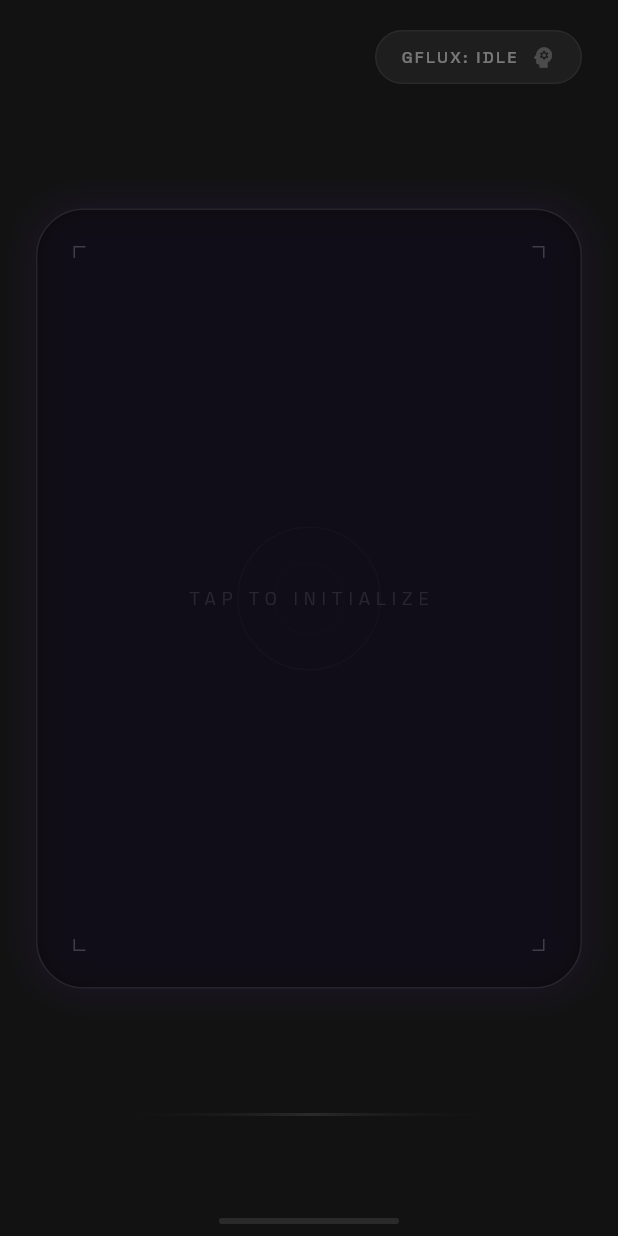
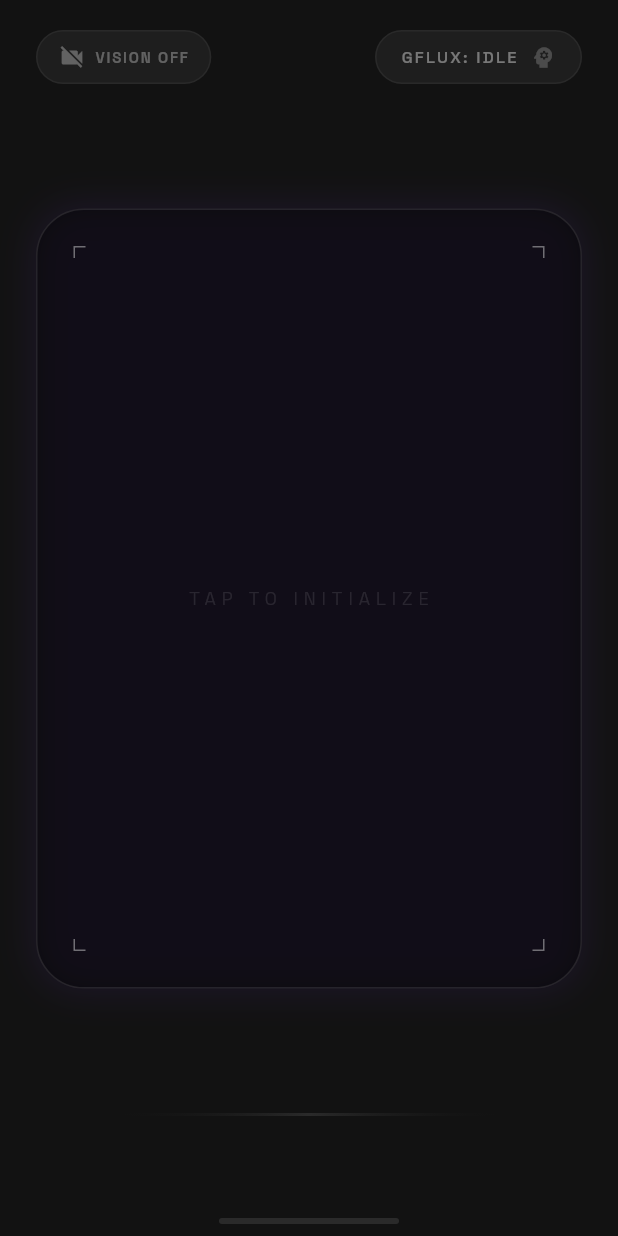
Before and after one commit to yanncarlier/GFlux, a Flutter app: the screen it shows after launch, on a phone screen of 412 x 824 dp. Run offline on Flutter 3.47's test engine with Material 3 defaults, Android fonts, the light colour scheme and no system bars; our stand-ins replace camera, firebase_core, flutter_dotenv, google_fonts, permission_handler; missing offline and left inert: flutter_sound, record; accounts and stored records are empty.

Commit message:
Implement real-time Vision Integration with 1fps camera streaming and UI preview

```diff
--- a/lib/views/home_view.dart
+++ b/lib/views/home_view.dart
@@ -1,3 +1,4 @@
+import 'package:camera/camera.dart';
 import 'package:flutter/material.dart';
 import 'package:provider/provider.dart';
 import '../controllers/gemini_live_controller.dart';
@@ -9,16 +10,32 @@ class HomeView extends StatelessWidget {
   Widget build(BuildContext context) {
     final controller = context.watch<GeminiLiveController>();
 
-    // Design colors from stitch/code.html
     const deepCharcoal = Color(0xFF121212);
     const accentPurple = Color(0xFFA855F7);
     const deepPurple = Color(0xFF7C3AED);
 
     return Scaffold(
       backgroundColor: deepCharcoal,
-      body: Stack(
+      body: GestureDetector(
+        // ── MASTER GESTURE DETECTOR ───────────────────────────────────────
+        // This handles tapping ANYWHERE (frame or background) to start/stop.
+        // Nested buttons (like Camera Toggle) will intercept hits first.
+        behavior: HitTestBehavior.opaque,
+        onTap: () {
+          debugPrint("GFlux: Session toggle triggered. State: ${controller.state}");
+          if (controller.isActive || controller.state == GeminiState.connecting) {
+            controller.stopSession();
+          } else {
+            controller.startSession();
+          }
+        },
+        onDoubleTap: () {
+          debugPrint("GFlux: Screen double-tapped.");
+          controller.sendTestMessage("Hello Gemini! What can you see through the camera right now?");
+        },
+        child: Stack(
           children: [
-          // UI Layer
+            // UI Content
             SafeArea(
               child: Padding(
                 padding: const EdgeInsets.symmetric(horizontal: 24.0),
@@ -35,31 +52,12 @@ class HomeView extends StatelessWidget {
               ),
             ),
 
-          // Interaction Layer (Tap to Start/Stop)
-          Positioned.fill(
-            child: GestureDetector(
-              behavior: HitTestBehavior.opaque,
-              onTap: () {
-                debugPrint("GFlux: Screen tapped. State: ${controller.state}");
-                if (controller.isActive || controller.state == GeminiState.connecting) {
-                  controller.stopSession();
-                } else {
-                  controller.startSession();
-                }
-              },
-              onDoubleTap: () {
-                debugPrint("GFlux: Screen double-tapped.");
-                controller.sendTestMessage("Hello Gemini! Explain quantum physics in a single, short sentence.");
-              },
-              child: Container(color: Colors.transparent),
-            ),
-          ),
-
-          // Home Indicator
+            // Home Indicator (Visual only, no interaction)
             Align(
               alignment: Alignment.bottomCenter,
               child: Padding(
                 padding: const EdgeInsets.only(bottom: 8.0),
+                child: IgnorePointer(
                   child: Container(
                     width: 120,
                     height: 4,
@@ -70,7 +68,9 @@ class HomeView extends StatelessWidget {
                   ),
                 ),
               ),
+            ),
           ],
+        ),
       ),
     );
   }
@@ -78,12 +78,17 @@ class HomeView extends StatelessWidget {
   Widget _buildHeader(BuildContext context, GeminiLiveController controller, Color accent) {
     final isConnecting = controller.state == GeminiState.connecting;
     final isActive = controller.isActive;
+    final isCameraOn = controller.isCameraOn;
 
     return Padding(
       padding: const EdgeInsets.only(top: 20),
       child: Row(
-        mainAxisAlignment: MainAxisAlignment.end,
+        mainAxisAlignment: MainAxisAlignment.spaceBetween,
         children: [
+          // Camera Toggle Button - Has its own GestureDetector
+          _buildCameraToggle(context, controller, accent, isCameraOn),
+
+          // Status Badge
           Container(
             padding: const EdgeInsets.symmetric(horizontal: 16, vertical: 8),
             decoration: BoxDecoration(
@@ -126,49 +131,116 @@ class HomeView extends StatelessWidget {
     );
   }
 
+  Widget _buildCameraToggle(
+    BuildContext context,
+    GeminiLiveController controller,
+    Color accent,
+    bool isCameraOn,
+  ) {
+    return GestureDetector(
+      // This absorbs the tap so the parent GestureDetector doesn't fire.
+      onTap: () {
+        debugPrint("GFlux: Camera Toggle tapped.");
+        controller.toggleCamera();
+      },
+      child: AnimatedContainer(
+        duration: const Duration(milliseconds: 300),
+        padding: const EdgeInsets.symmetric(horizontal: 14, vertical: 8),
+        decoration: BoxDecoration(
+          color: isCameraOn ? accent.withValues(alpha: 0.15) : Colors.white.withValues(alpha: 0.05),
+          borderRadius: BorderRadius.circular(24),
+          border: Border.all(
+            color: isCameraOn ? accent.withValues(alpha: 0.5) : Colors.white.withValues(alpha: 0.05),
+          ),
+          boxShadow: isCameraOn
+              ? [BoxShadow(color: accent.withValues(alpha: 0.2), blurRadius: 12)]
+              : [],
+        ),
+        child: Row(
+          mainAxisSize: MainAxisSize.min,
+          children: [
+            Icon(
+              isCameraOn ? Icons.videocam : Icons.videocam_off,
+              color: isCameraOn ? accent : Colors.white.withValues(alpha: 0.3),
+              size: 18,
+            ),
+            const SizedBox(width: 6),
+            Text(
+              isCameraOn ? "VISION ON" : "VISION OFF",
+              style: TextStyle(
+                color: isCameraOn ? accent : Colors.white.withValues(alpha: 0.3),
+                fontSize: 10,
+                letterSpacing: 1.2,
+                fontWeight: FontWeight.w600,
+              ),
+            ),
+          ],
+        ),
+      ),
+    );
+  }
+
   Widget _buildCentralFrame(BuildContext context, GeminiLiveController controller, Color accent, Color deep) {
     final isActive = controller.isActive;
+    final isCameraOn = controller.isCameraOn;
+    final camCtrl = controller.cameraController;
 
     return Container(
       width: double.infinity,
-      height: 520, // Adjusted for typical mobile height
+      height: 520,
       decoration: BoxDecoration(
-        color: Colors.black.withOpacity(0.4),
+        color: Colors.black.withValues(alpha: 0.4),
         borderRadius: BorderRadius.circular(32),
-        border: Border.all(color: Colors.white.withOpacity(0.1)),
+        border: Border.all(
+          color: isCameraOn ? accent.withValues(alpha: 0.3) : Colors.white.withValues(alpha: 0.1),
+        ),
         boxShadow: [
           BoxShadow(
-            color: deep.withOpacity(0.1),
+            color: isCameraOn ? accent.withValues(alpha: 0.15) : deep.withValues(alpha: 0.1),
             blurRadius: 20,
             spreadRadius: 2,
           ),
         ],
       ),
+      child: ClipRRect(
+        borderRadius: BorderRadius.circular(31),
         child: Stack(
           alignment: Alignment.center,
           children: [
-          ..._buildBrackets(),
-          Opacity(
-            opacity: 0.2,
-            child: Container(
-              width: 96,
-              height: 96,
+            // Camera Preview
+            if (isCameraOn && camCtrl != null && camCtrl.value.isInitialized)
+              Positioned.fill(
+                child: Opacity(
+                  opacity: 0.85,
+                  child: CameraPreview(camCtrl),
+                ),
+              ),
+
+            // Gradient Overlay
+            if (isCameraOn && camCtrl != null && camCtrl.value.isInitialized)
+              Positioned.fill(
+                child: DecoratedBox(
                   decoration: BoxDecoration(
-                shape: BoxShape.circle,
-                border: Border.all(color: Colors.white.withOpacity(0.1)),
-              ),
-              child: Center(
-                child: Container(
-                  width: 48,
-                  height: 48,
-                  decoration: BoxDecoration(
-                    shape: BoxShape.circle,
-                    border: Border.all(color: Colors.white.withOpacity(0.05)),
+                    gradient: LinearGradient(
+                      begin: Alignment.topCenter,
+                      end: Alignment.bottomCenter,
+                      colors: [
+                        Colors.black.withValues(alpha: 0.35),
+                        Colors.transparent,
+                        Colors.black.withValues(alpha: 0.6),
+                      ],
                     ),
                   ),
                 ),
               ),
-          ),
+
+            // Corner brackets
+            ..._buildBrackets(isCameraOn ? accent : Colors.white),
+
+            // Scan-line
+            if (isCameraOn && isActive) _buildVisionScanOverlay(accent),
+
+            // Content
             if (!isActive && controller.state != GeminiState.connecting)
               Column(
                 mainAxisSize: MainAxisSize.min,
@@ -186,10 +258,11 @@ class HomeView extends StatelessWidget {
                         ),
                       ),
                     ),
+                  if (!isCameraOn)
                     Text(
                       "TAP TO INITIALIZE",
                       style: TextStyle(
-                    color: Colors.white.withOpacity(0.1),
+                        color: Colors.white.withValues(alpha: 0.1),
                         fontSize: 12,
                         letterSpacing: 4,
                         fontWeight: FontWeight.w300,
@@ -197,23 +270,93 @@ class HomeView extends StatelessWidget {
                     ),
                 ],
               )
-          else if (isActive)
+            else if (isActive && !isCameraOn)
               _buildListeningAnimation(accent),
+
+            // Badge
+            if (isCameraOn)
+              Positioned(
+                bottom: 20,
+                child: Container(
+                  padding: const EdgeInsets.symmetric(horizontal: 12, vertical: 5),
+                  decoration: BoxDecoration(
+                    color: Colors.black.withValues(alpha: 0.5),
+                    borderRadius: BorderRadius.circular(20),
+                    border: Border.all(color: accent.withValues(alpha: 0.3)),
+                  ),
+                  child: Row(
+                    mainAxisSize: MainAxisSize.min,
+                    children: [
+                      Icon(Icons.remove_red_eye, color: accent, size: 12),
+                      const SizedBox(width: 5),
+                      Text(
+                        isActive ? "GEMINI IS WATCHING" : "VISION READY",
+                        style: TextStyle(
+                          color: accent,
+                          fontSize: 9,
+                          letterSpacing: 1.5,
+                          fontWeight: FontWeight.w600,
+                        ),
+                      ),
                     ],
+                  ),
+                ),
+              ),
+          ],
+        ),
       ),
     );
   }
 
-  List<Widget> _buildBrackets() {
+  Widget _buildVisionScanOverlay(Color accent) {
+    return TweenAnimationBuilder<double>(
+      tween: Tween(begin: 0.0, end: 1.0),
+      duration: const Duration(seconds: 2),
+      curve: Curves.linear,
+      onEnd: () {},
+      builder: (context, value, child) {
+        return Positioned(
+          top: 520 * value - 2,
+          left: 0,
+          right: 0,
+          child: Container(
+            height: 2,
+            decoration: BoxDecoration(
+              gradient: LinearGradient(
+                colors: [
+                  Colors.transparent,
+                  accent.withValues(alpha: 0.6),
+                  Colors.transparent,
+                ],
+              ),
+              boxShadow: [
+                BoxShadow(color: accent.withValues(alpha: 0.4), blurRadius: 8),
+              ],
+            ),
+          ),
+        );
+      },
+    );
+  }
+
+  List<Widget> _buildBrackets(Color bracketColor) {
     return [
-      _bracket(top: 24, left: 24, isTop: true, isLeft: true),
-      _bracket(top: 24, right: 24, isTop: true, isLeft: false),
-      _bracket(bottom: 24, left: 24, isTop: false, isLeft: true),
-      _bracket(bottom: 24, right: 24, isTop: false, isLeft: false),
+      _bracket(top: 24, left: 24, isTop: true, isLeft: true, color: bracketColor),
+      _bracket(top: 24, right: 24, isTop: true, isLeft: false, color: bracketColor),
+      _bracket(bottom: 24, left: 24, isTop: false, isLeft: true, color: bracketColor),
+      _bracket(bottom: 24, right: 24, isTop: false, isLeft: false, color: bracketColor),
     ];
   }
 
-  Widget _bracket({double? top, double? bottom, double? left, double? right, required bool isTop, required bool isLeft}) {
+  Widget _bracket({
+    double? top,
+    double? bottom,
+    double? left,
+    double? right,
+    required bool isTop,
+    required bool isLeft,
+    Color color = Colors.white,
+  }) {
     return Positioned(
       top: top,
       bottom: bottom,
@@ -224,10 +367,10 @@ class HomeView extends StatelessWidget {
         height: 8,
         decoration: BoxDecoration(
           border: Border(
-            top: isTop ? BorderSide(color: Colors.white.withOpacity(0.2)) : BorderSide.none,
-            bottom: !isTop ? BorderSide(color: Colors.white.withOpacity(0.2)) : BorderSide.none,
-            left: isLeft ? BorderSide(color: Colors.white.withOpacity(0.2)) : BorderSide.none,
-            right: !isLeft ? BorderSide(color: Colors.white.withOpacity(0.2)) : BorderSide.none,
+            top: isTop ? BorderSide(color: color.withValues(alpha: 0.4)) : BorderSide.none,
+            bottom: !isTop ? BorderSide(color: color.withValues(alpha: 0.4)) : BorderSide.none,
+            left: isLeft ? BorderSide(color: color.withValues(alpha: 0.4)) : BorderSide.none,
+            right: !isLeft ? BorderSide(color: color.withValues(alpha: 0.4)) : BorderSide.none,
           ),
         ),
       ),
@@ -249,7 +392,7 @@ class HomeView extends StatelessWidget {
               shape: BoxShape.circle,
               boxShadow: [
                 BoxShadow(
-                  color: accent.withOpacity(0.1 * value),
+                  color: accent.withValues(alpha: 0.1 * value),
                   blurRadius: 40 * value,
                   spreadRadius: 10 * value,
                 ),
@@ -276,16 +419,13 @@ class HomeView extends StatelessWidget {
               gradient: LinearGradient(
                 colors: [
                   Colors.transparent,
-                  isActive ? accent : Colors.white.withOpacity(0.1),
+                  isActive ? accent : Colors.white.withValues(alpha: 0.1),
                   Colors.transparent,
                 ],
               ),
-              boxShadow: isActive ? [
-                BoxShadow(
-                  color: accent.withOpacity(0.8),
-                  blurRadius: 12,
-                )
-              ] : [],
+              boxShadow: isActive
+                  ? [BoxShadow(color: accent.withValues(alpha: 0.8), blurRadius: 12)]
+                  : [],
             ),
           ),
           if (isActive)
@@ -295,14 +435,14 @@ class HomeView extends StatelessWidget {
                 width: 200,
                 height: 32,
                 decoration: BoxDecoration(
-                  color: accent.withOpacity(0.05),
+                  color: accent.withValues(alpha: 0.05),
                   borderRadius: BorderRadius.circular(100),
                 ),
                 child: Center(
                   child: Container(
                     width: 100,
                     height: 2,
-                    color: accent.withOpacity(0.2),
+                    color: accent.withValues(alpha: 0.2),
                   ),
                 ),
               ),
```
Also changed, not shown: lib/controllers/gemini_live_controller.dart (+136 -18 lines), assets/Pasted image (2).png (added), assets/Pasted image.png (added), 1 other file. Lines whose indentation alone changed are shown as unchanged.
